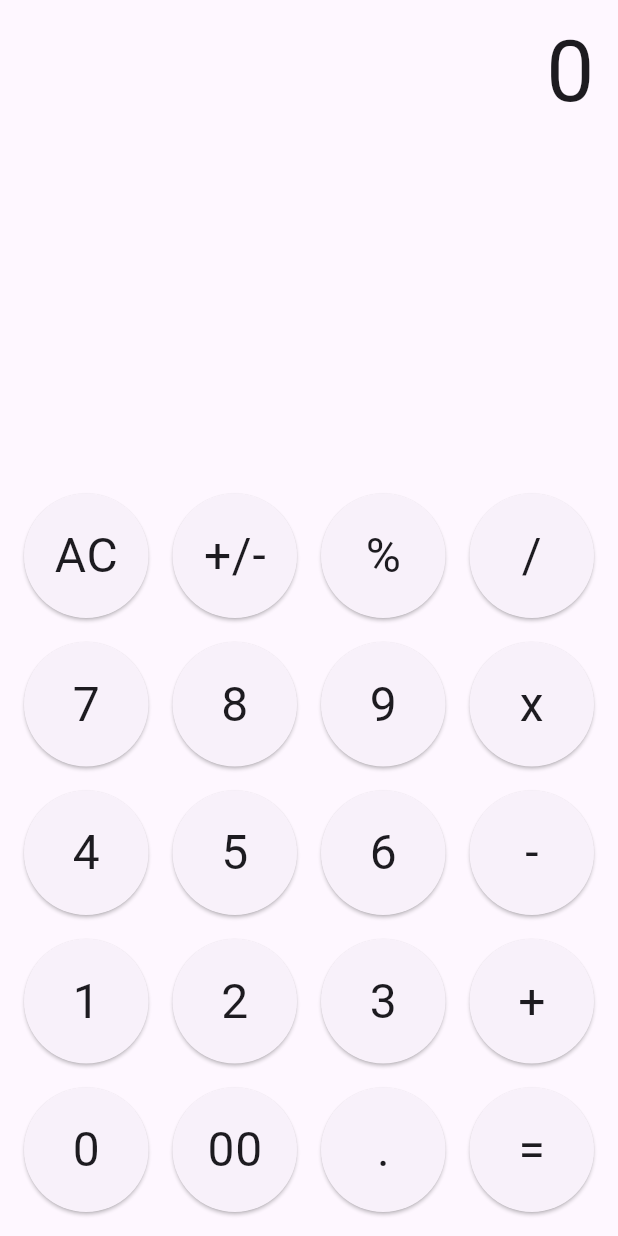
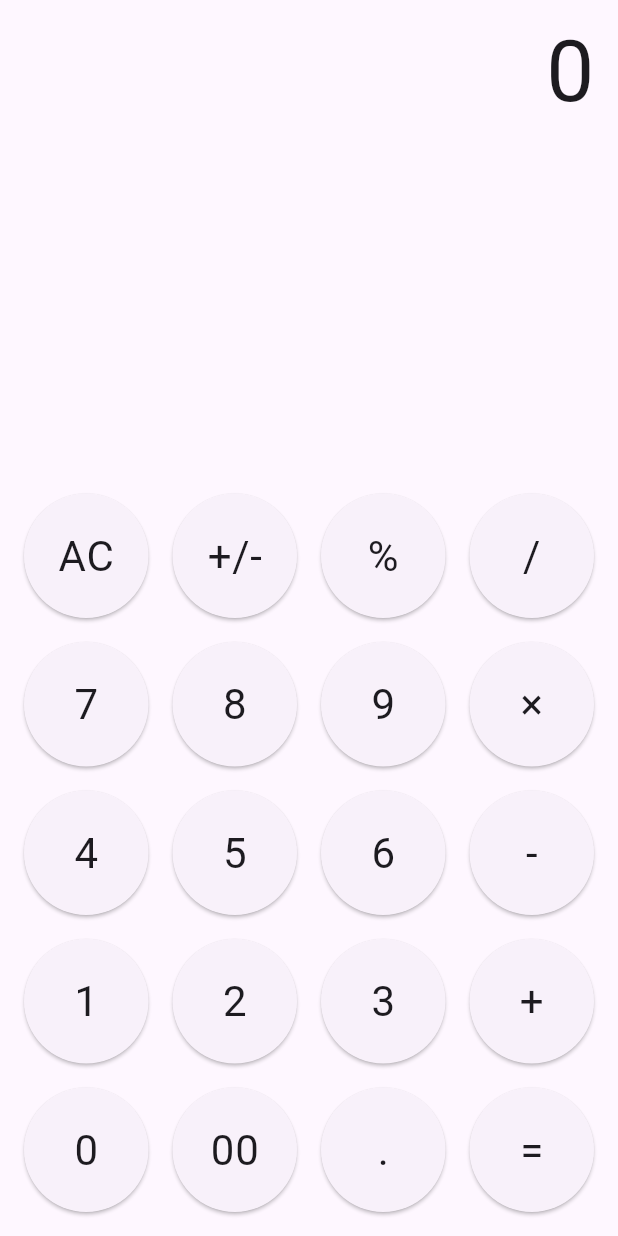
Before and after one commit to abdul-rehman-tps/calculator_flutter, a Flutter app: the screen it shows after launch, after a tap on "AC", on a phone screen of 412 x 824 dp. Run offline on Flutter 3.47's test engine with Material 3 defaults, Android fonts, the phone set to English and light mode, and no system bars; our stand-ins replace math_expressions.

Commit message:
Fixed UI and button handling issue

```diff
--- a/lib/ui/screens/my_home_page/my_home_page.dart
+++ b/lib/ui/screens/my_home_page/my_home_page.dart
@@ -18,6 +18,7 @@ class _MyHomePageState extends State<MyHomePage> {
   void onTap(String buttonText) {
     if (buttonText == 'AC') {
       _expression = '';
+      _result = 0;
     } else if (buttonText == '=') {
       try {
         Parser p = Parser();
@@ -38,14 +39,14 @@ class _MyHomePageState extends State<MyHomePage> {
           _expression.contains('%')) {
         // Check if the expression contains any operator
         String lastOperand =
-            _expression.split(RegExp(r'[+\-×/]')).last; // Get the last operand
+            _expression.split(RegExp(r'[+\-×/%]')).last; // Get the last operand
         if (!lastOperand.contains('.')) {
           // Append the decimal point only if the last operand does not have one
           _expression += buttonText;
         }
       } else {
         // Append the decimal point if the expression does not contain any operator
-        _expression += buttonText;
+        if (!_expression.contains('.')) _expression += buttonText;
       }
     } else if (buttonText == '+' ||
         buttonText == '-' ||
@@ -67,7 +68,7 @@ class _MyHomePageState extends State<MyHomePage> {
         // Append the operator if the expression does not end with an operator
         _expression += buttonText;
       }
-    } else if (buttonText == '00') {
+    } else if (buttonText == '00' || buttonText == '0') {
       // Check if the button is '00'
       if (_expression.isEmpty) {
         // Do nothing if the expression is empty
@@ -166,8 +167,8 @@ class _MyHomePageState extends State<MyHomePage> {
                     onPressed: () => onTap('9'),
                   ),
                   MyButton(
-                    buttonText: 'x',
-                    onPressed: () => onTap('x'),
+                    buttonText: '×',
+                    onPressed: () => onTap('×'),
                   ),
                 ],
               ),
--- a/lib/ui/widgets/my_button.dart
+++ b/lib/ui/widgets/my_button.dart
@@ -28,7 +28,7 @@ class MyButton extends StatelessWidget {
         ),
         child: Text(
           buttonText,
-          style: Theme.of(context).textTheme.bodyLarge!.copyWith(fontSize: 32),
+          style: Theme.of(context).textTheme.bodyLarge!.copyWith(fontSize: 28),
         ),
       ),
     );
```
